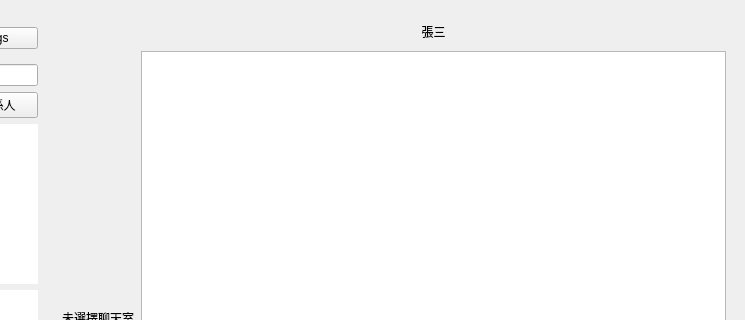
Above: resource/ui/wechat-0.5.ui from 0xzhaohx/webwechat before the change; both pictures show x 236 to 981 and y 0 to 320 of the 981 by 635 pixel window. Below: the same form after it.
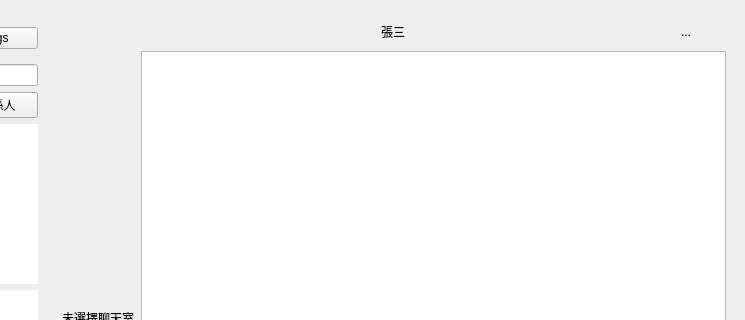
That is the form after the change.

Commit message: add a button to show members,fix bug

What changed in the file:
```diff
--- a/resource/ui/wechat-0.5.ui
+++ b/resource/ui/wechat-0.5.ui
@@ -212,6 +212,15 @@
            <number>1</number>
           </property>
           <item>
+           <widget class="QWidget" name="widget_4" native="true">
+            <layout class="QHBoxLayout" name="horizontalLayout_4" stretch="9,1">
+             <property name="spacing">
+              <number>1</number>
+             </property>
+             <property name="margin">
+              <number>0</number>
+             </property>
+             <item>
            <widget class="QPushButton" name="currentChatUser">
             <property name="focusPolicy">
              <enum>Qt::NoFocus</enum>
@@ -228,6 +237,34 @@
            </widget>
           </item>
           <item>
+              <widget class="QPushButton" name="showMemberButton">
+               <property name="focusPolicy">
+                <enum>Qt::NoFocus</enum>
+               </property>
+               <property name="layoutDirection">
+                <enum>Qt::RightToLeft</enum>
+               </property>
+               <property name="styleSheet">
+                <string notr="true">background: transparent;</string>
+               </property>
+               <property name="text">
+                <string>...</string>
+               </property>
+               <property name="iconSize">
+                <size>
+                 <width>24</width>
+                 <height>24</height>
+                </size>
+               </property>
+               <property name="flat">
+                <bool>true</bool>
+               </property>
+              </widget>
+             </item>
+            </layout>
+           </widget>
+          </item>
+          <item>
            <widget class="QTextEdit" name="messages">
             <property name="readOnly">
              <bool>true</bool>
```
Left out of the diff: 2 changed lines with no effect on the pictures. Lines whose indentation alone changed are shown as unchanged. The commit also changes 1 other file.
